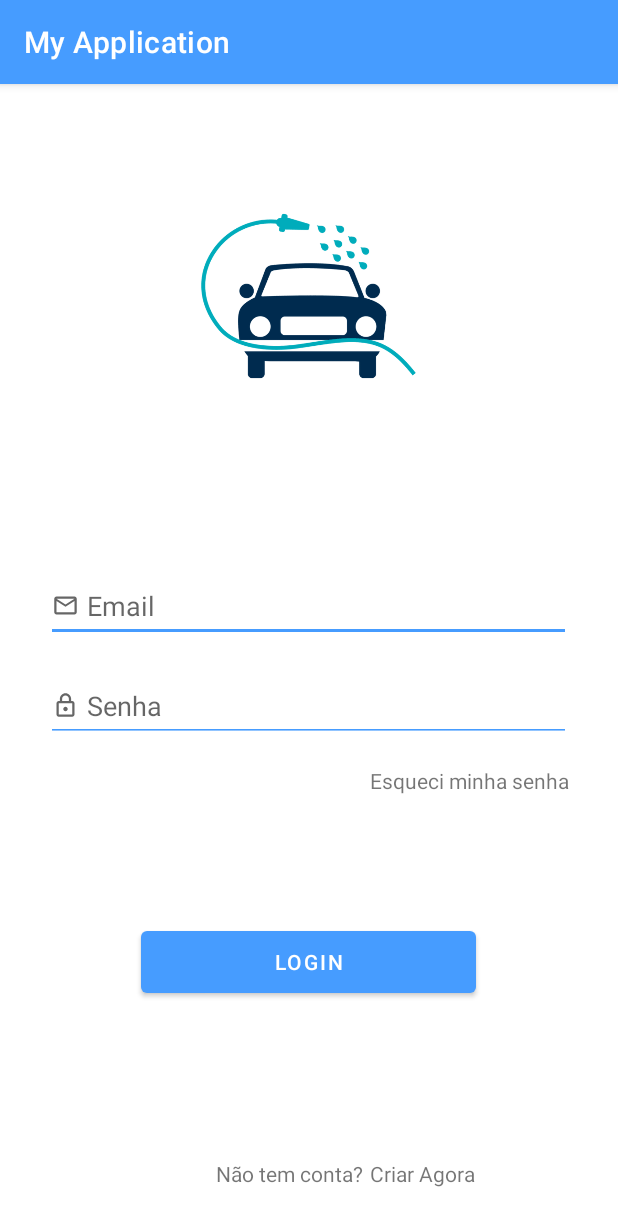
After one commit to Sthefanye/App-CarWash, an Android app: the LoginActivity screen opened directly, with no data from a screen before it, on a phone screen of 412 x 824 dp. The commit adds this screen. Shown: the top 1226 px of the screen. Run offline under Robolectric (Android 15) with nearby library versions, the phone set to English and light mode, and no system bars.

Commit message:
commit incial

```diff
--- /dev/null
+++ b/app/src/main/java/com/example/myapplication/LoginActivity.kt
@@ -0,0 +1,11 @@
+package com.example.myapplication
+
+import androidx.appcompat.app.AppCompatActivity
+import android.os.Bundle
+
+class LoginActivity : AppCompatActivity() {
+    override fun onCreate(savedInstanceState: Bundle?) {
+        super.onCreate(savedInstanceState)
+        setContentView(R.layout.activity_login)
+    }
+}
--- /dev/null
+++ b/app/src/main/res/drawable-v24/outline_email_24.xml
@@ -0,0 +1,10 @@
+<vector xmlns:android="http://schemas.android.com/apk/res/android"
+    android:width="18dp"
+    android:height="18dp"
+    android:viewportWidth="24"
+    android:viewportHeight="24"
+    android:tint="?attr/colorControlNormal">
+  <path
+      android:fillColor="@android:color/white"
+      android:pathData="M22,6c0,-1.1 -0.9,-2 -2,-2L4,4c-1.1,0 -2,0.9 -2,2v12c0,1.1 0.9,2 2,2h16c1.1,0 2,-0.9 2,-2L22,6zM20,6l-8,5 -8,-5h16zM20,18L4,18L4,8l8,5 8,-5v10z"/>
+</vector>
--- /dev/null
+++ b/app/src/main/res/drawable-v24/outline_lock_24.xml
@@ -0,0 +1,10 @@
+<vector xmlns:android="http://schemas.android.com/apk/res/android"
+    android:width="18dp"
+    android:height="18dp"
+    android:viewportWidth="24"
+    android:viewportHeight="24"
+    android:tint="?attr/colorControlNormal">
+  <path
+      android:fillColor="@android:color/white"
+      android:pathData="M18,8h-1L17,6c0,-2.76 -2.24,-5 -5,-5S7,3.24 7,6v2L6,8c-1.1,0 -2,0.9 -2,2v10c0,1.1 0.9,2 2,2h12c1.1,0 2,-0.9 2,-2L20,10c0,-1.1 -0.9,-2 -2,-2zM9,6c0,-1.66 1.34,-3 3,-3s3,1.34 3,3v2L9,8L9,6zM18,20L6,20L6,10h12v10zM12,17c1.1,0 2,-0.9 2,-2s-0.9,-2 -2,-2 -2,0.9 -2,2 0.9,2 2,2z"/>
+</vector>
--- /dev/null
+++ b/app/src/main/res/layout/activity_login.xml
@@ -0,0 +1,108 @@
+<?xml version="1.0" encoding="utf-8"?>
+<androidx.constraintlayout.widget.ConstraintLayout xmlns:android="http://schemas.android.com/apk/res/android"
+    xmlns:app="http://schemas.android.com/apk/res-auto"
+    xmlns:tools="http://schemas.android.com/tools"
+    android:layout_width="match_parent"
+    android:layout_height="match_parent"
+    tools:context=".LoginActivity">
+
+    <ImageView
+        android:id="@+id/imageView"
+        android:layout_width="194dp"
+        android:layout_height="156dp"
+        android:layout_marginTop="60dp"
+        android:layout_marginBottom="102dp"
+        app:layout_constraintBottom_toTopOf="@+id/editTextTextEmailAddress2"
+        app:layout_constraintEnd_toEndOf="parent"
+        app:layout_constraintHorizontal_bias="0.498"
+        app:layout_constraintStart_toStartOf="parent"
+        app:layout_constraintTop_toTopOf="parent"
+        app:srcCompat="@drawable/lavajato" />
+
+    <!-- Button Login -->
+    <Button
+        android:id="@+id/buttonLogin"
+        android:layout_width="223dp"
+        android:layout_height="53dp"
+        android:layout_marginBottom="156dp"
+        android:text="Login"
+        app:layout_constraintBottom_toBottomOf="parent"
+        app:layout_constraintEnd_toEndOf="@+id/editTextTextPassword"
+        app:layout_constraintStart_toStartOf="@+id/editTextTextPassword" />
+
+    <!-- TEXT EMAIL -->
+    <EditText
+        android:id="@+id/editTextTextEmailAddress2"
+        android:layout_width="350dp"
+        android:layout_height="48dp"
+        android:layout_marginBottom="396dp"
+        android:backgroundTint="#469CFF"
+        android:drawableLeft="@drawable/outline_email_24"
+        android:drawablePadding="5dp"
+        android:ems="10"
+        android:hint="Email"
+        android:inputType="textEmailAddress"
+        android:minHeight="48dp"
+        app:layout_constraintBottom_toBottomOf="parent"
+        app:layout_constraintEnd_toEndOf="parent"
+        app:layout_constraintHorizontal_bias="0.496"
+        app:layout_constraintStart_toStartOf="parent" />
+
+    <!-- TEXT PASSWORD -->
+    <EditText
+        android:id="@+id/editTextTextPassword"
+        android:layout_width="350dp"
+        android:layout_height="48dp"
+        android:backgroundTint="#469CFF"
+        android:drawableLeft="@drawable/outline_lock_24"
+        android:drawablePadding="5dp"
+        android:ems="10"
+        android:hint="Senha"
+        android:inputType="textPassword"
+        android:minHeight="48dp"
+        app:layout_constraintBottom_toTopOf="@+id/buttonLogin"
+        app:layout_constraintEnd_toEndOf="@+id/editTextTextEmailAddress2"
+        app:layout_constraintStart_toStartOf="@+id/editTextTextEmailAddress2"
+        app:layout_constraintTop_toBottomOf="@+id/editTextTextEmailAddress2"
+        app:layout_constraintVertical_bias="0.133" />
+
+    <!-- Esqueci minha senha -->
+
+    <!-- Criar conta -->
+    <TextView
+        android:id="@+id/textView"
+        android:layout_width="wrap_content"
+        android:layout_height="wrap_content"
+        android:layout_marginStart="216dp"
+        android:layout_marginTop="16dp"
+        android:text="Esqueci minha senha"
+        app:layout_constraintBottom_toTopOf="@+id/buttonLogin"
+        app:layout_constraintStart_toStartOf="@+id/editTextTextPassword"
+        app:layout_constraintTop_toBottomOf="@+id/editTextTextPassword"
+        app:layout_constraintVertical_bias="0.0" />
+
+    <TextView
+        android:id="@+id/createAccount"
+        android:layout_width="wrap_content"
+        android:layout_height="wrap_content"
+        android:layout_marginBottom="32dp"
+        android:text="Criar Agora"
+        app:layout_constraintBottom_toBottomOf="parent"
+        app:layout_constraintEnd_toEndOf="@+id/buttonLogin"
+        app:layout_constraintStart_toEndOf="@+id/textView2" />
+
+    <TextView
+        android:id="@+id/textView2"
+        android:layout_width="wrap_content"
+        android:layout_height="wrap_content"
+        android:layout_marginTop="104dp"
+        android:text="Não tem conta? "
+        app:layout_constraintBottom_toBottomOf="parent"
+        app:layout_constraintEnd_toEndOf="parent"
+        app:layout_constraintHorizontal_bias="0.232"
+        app:layout_constraintStart_toStartOf="@+id/buttonLogin"
+        app:layout_constraintTop_toBottomOf="@+id/buttonLogin"
+        app:layout_constraintVertical_bias="0.03" />
+
+
+</androidx.constraintlayout.widget.ConstraintLayout>
--- a/app/src/main/res/values-night/themes.xml
+++ b/app/src/main/res/values-night/themes.xml
@@ -1,8 +1,8 @@
 <resources xmlns:tools="http://schemas.android.com/tools">
     <!-- Base application theme. -->
-    <style name="Theme.LavaJato" parent="Theme.MaterialComponents.DayNight.DarkActionBar">
+    <style name="Theme.MyApplication" parent="Theme.MaterialComponents.DayNight.DarkActionBar">
         <!-- Primary brand color. -->
-        <item name="colorPrimary">@color/purple_200</item>
+        <item name="colorPrimary">#469CFF</item>
         <item name="colorPrimaryVariant">@color/purple_700</item>
         <item name="colorOnPrimary">@color/black</item>
         <!-- Secondary brand color. -->
--- a/app/src/main/res/values/strings.xml
+++ b/app/src/main/res/values/strings.xml
@@ -1,3 +1,3 @@
 <resources>
-    <string name="app_name">LavaJato</string>
+    <string name="app_name">My Application</string>
 </resources>
--- a/app/src/main/res/values/themes.xml
+++ b/app/src/main/res/values/themes.xml
@@ -1,8 +1,8 @@
 <resources xmlns:tools="http://schemas.android.com/tools">
     <!-- Base application theme. -->
-    <style name="Theme.LavaJato" parent="Theme.MaterialComponents.DayNight.DarkActionBar">
+    <style name="Theme.MyApplication" parent="Theme.MaterialComponents.DayNight.DarkActionBar">
         <!-- Primary brand color. -->
-        <item name="colorPrimary">@color/purple_500</item>
+        <item name="colorPrimary">#469CFF</item>
         <item name="colorPrimaryVariant">@color/purple_700</item>
         <item name="colorOnPrimary">@color/white</item>
         <!-- Secondary brand color. -->
@@ -13,4 +13,7 @@
         <item name="android:statusBarColor" tools:targetApi="l">?attr/colorPrimaryVariant</item>
         <!-- Customize your theme here. -->
     </style>
+    <style name="Button.Common" parent="ThemeOverlay.AppCompat">
+
+    </style>
 </resources>
--- a/build.gradle
+++ b/build.gradle
@@ -5,8 +5,8 @@ buildscript {
         mavenCentral()
     }
     dependencies {
-        classpath "com.android.tools.build:gradle:7.0.0"
-        classpath "org.jetbrains.kotlin:kotlin-gradle-plugin:1.5.21"
+        classpath "com.android.tools.build:gradle:7.0.2"
+        classpath 'org.jetbrains.kotlin:kotlin-gradle-plugin:1.5.31'
 
         // NOTE: Do not place your application dependencies here; they belong
         // in the individual module build.gradle files
--- a/settings.gradle
+++ b/settings.gradle
@@ -6,5 +6,5 @@ dependencyResolutionManagement {
         jcenter() // Warning: this repository is going to shut down soon
     }
 }
-rootProject.name = "LavaJato"
+rootProject.name = "My Application"
 include ':app'
```
Also changed, not shown: app/build.gradle (+8 -8 lines), app/src/main/AndroidManifest.xml (+5 -2 lines), app/src/main/java/com/example/myapplication/MainActivity.kt (added, +11 -0 lines), app/src/main/res/drawable-v24/lavajato.png (added), gradle/wrapper/gradle-wrapper.properties, 2 other files.
